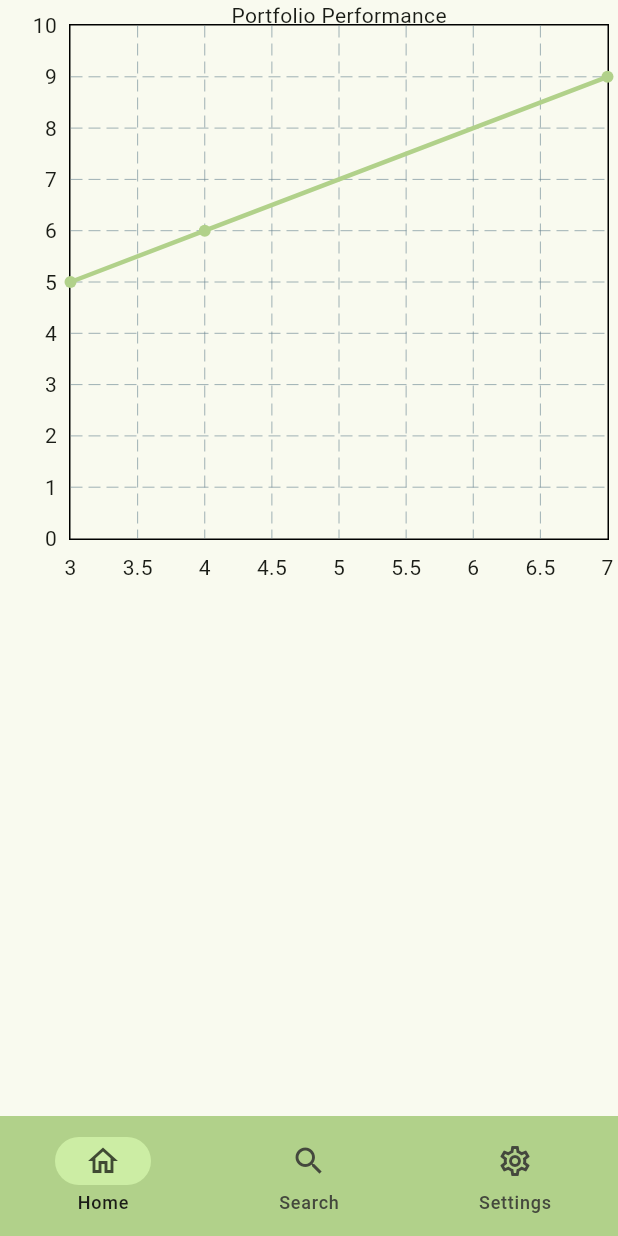
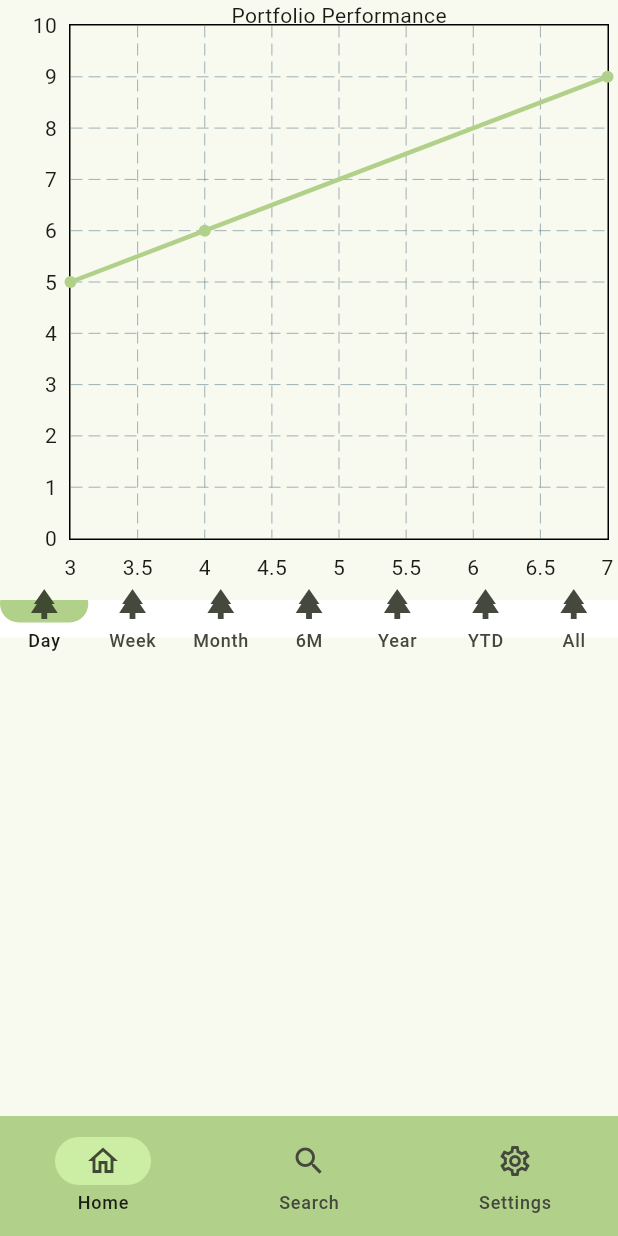
Before and after one commit to hyuntaekim1738/StockApp, a Flutter app: the screen it shows after launch, on a phone screen of 412 x 824 dp. Run offline on Flutter 3.47's test engine with Material 3 defaults, Android fonts, the phone set to English and light mode, and no system bars; drawn by our look-alikes of fl_chart.

Commit message:
graph navigation

```diff
--- a/lib/home_page/stock_home.dart
+++ b/lib/home_page/stock_home.dart
@@ -15,7 +15,6 @@ class StockHome extends StatefulWidget {
 //individual stock info
 
 class _StockHome extends State<StockHome> {
-  var selectedIndex = 0;
   @override
   Widget build(BuildContext context) {
     return const Center(
--- a/lib/shared/graph.dart
+++ b/lib/shared/graph.dart
@@ -2,30 +2,89 @@ import 'package:flutter/material.dart';
 import 'package:fl_chart/fl_chart.dart';
 
 class Graph extends StatefulWidget {
-  const Graph({super.key});
+  const Graph(
+      {super.key}); //maybe pass in a parameter that specifies whether or not we're looking at portfolio or stock
   @override
   State<Graph> createState() => _Graph();
 }
 
 class _Graph extends State<Graph> {
-  var selectedIndex = 0;
+  var selectedIndex =
+      0; //day, week, month, 6 month, year, ytd, all time (portfolio only)
+
   //initialize list of sample fl spots
-  List<FlSpot> spots = [ //research methods to convert datetime to integer/double
+  List<FlSpot> daySpots = [
+    //research methods to convert datetime to integer/double
     const FlSpot(3, 5),
     const FlSpot(4, 6),
     const FlSpot(7, 9),
   ];
+  List<FlSpot> weekSpots = [
+    const FlSpot(0, 5),
+    const FlSpot(4, 6),
+    const FlSpot(7, 9),
+  ];
+  List<FlSpot> monthSpots = [
+    const FlSpot(0, 5),
+    const FlSpot(4, 6),
+    const FlSpot(10, 9),
+  ];
+  List<FlSpot> sixMSpots = [
+    const FlSpot(0, 5),
+    const FlSpot(3, 6),
+    const FlSpot(7, 9),
+  ];
+  List<FlSpot> yearSpots = [
+    const FlSpot(0, 5),
+    const FlSpot(7, 9),
+  ];
+  List<FlSpot> ytdSpots = [
+    const FlSpot(0, 5),
+    const FlSpot(4, 6),
+    const FlSpot(7, 9),
+  ];
+  List<FlSpot> allTimeSpots = [
+    const FlSpot(0, 5),
+  ];
+
   @override
   Widget build(BuildContext context) {
-    return SafeArea(
-      child: Container(
-      alignment: Alignment.topCenter,
+    List<FlSpot> spots = [
+      const FlSpot(0, 1),
+    ];
+    switch (selectedIndex) {
+      case 0:
+        spots = daySpots;
+        break;
+      case 1:
+        spots = weekSpots;
+        break;
+      case 2:
+        spots = monthSpots;
+        break;
+      case 3:
+        spots = sixMSpots;
+        break;
+      case 4:
+        spots = yearSpots;
+        break;
+      case 5:
+        spots = ytdSpots;
+        break;
+      case 6:
+        spots = allTimeSpots;
+        break;
+      default:
+        throw UnimplementedError('no graph for $selectedIndex');
+    }
+    return Column(
+      children: [
+        SafeArea(
           child: SizedBox(
               height: 400,
               width: 400,
               //graph
-        child: LineChart(
-          LineChartData(
+              child: LineChart(LineChartData(
                   minY: 0,
                   maxY: 10, //set this later to the user's total profit * 1.25
                   //data points
@@ -42,15 +101,67 @@ class _Graph extends State<Graph> {
                       sideTitles: SideTitles(showTitles: false),
                       axisNameWidget: Text('Portfolio Performance'),
                     ),
-              leftTitles: AxisTitles(sideTitles: SideTitles(reservedSize: 40, showTitles: true)),
-              bottomTitles: AxisTitles(sideTitles: SideTitles(reservedSize: 40, showTitles: true)),
-              rightTitles: AxisTitles(sideTitles: SideTitles(showTitles: false),),
-            )
-          )
-        )
+                    leftTitles: AxisTitles(
+                        sideTitles:
+                            SideTitles(reservedSize: 40, showTitles: true)),
+                    bottomTitles: AxisTitles(
+                        sideTitles:
+                            SideTitles(reservedSize: 40, showTitles: true)),
+                    rightTitles: AxisTitles(
+                      sideTitles: SideTitles(showTitles: false),
+                    ),
+                  )))
               //line chart navigation
               ),
-    )
+        ),
+        NavigationBar(
+            height: 25,
+            backgroundColor: Theme.of(context).colorScheme.onPrimary,
+            onDestinationSelected: (int index) {
+              setState(() {
+                selectedIndex = index;
+              });
+            },
+            indicatorColor: Theme.of(context).colorScheme.inversePrimary,
+            selectedIndex: selectedIndex,
+            destinations: const <Widget>[ //there is too much padding on top and items leak out of the bottom find a way to fix it
+              NavigationDestination(
+                //home navi
+                icon: Icon(Icons.park),
+                label: 'Day',
+              ),
+              NavigationDestination(
+                //search navi
+                icon: Icon(Icons.park),
+                label: 'Week',
+              ),
+              NavigationDestination(
+                //settings navi
+                icon: Icon(Icons.park),
+                label: 'Month',
+              ),
+              NavigationDestination(
+                //settings navi
+                icon: Icon(Icons.park),
+                label: '6M',
+              ),
+              NavigationDestination(
+                //settings navi
+                icon: Icon(Icons.park),
+                label: 'Year',
+              ),
+              NavigationDestination(
+                //settings navi
+                icon: Icon(Icons.park),
+                label: 'YTD',
+              ),
+              NavigationDestination(
+                //settings navi
+                icon: Icon(Icons.park),
+                label: 'All',
+              ),
+            ])
+      ],
     );
   }
 }
```
Lines whose indentation alone changed are shown as unchanged.
